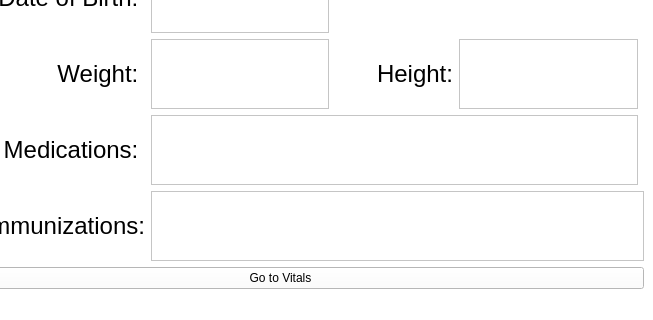
Qt form app/frontend/views/patientWindow.ui (lmitchell33/Fluid-Solutions) before a commit; both pictures show x 92 to 745 and y 295 to 615 of the 745 by 615 pixel window.
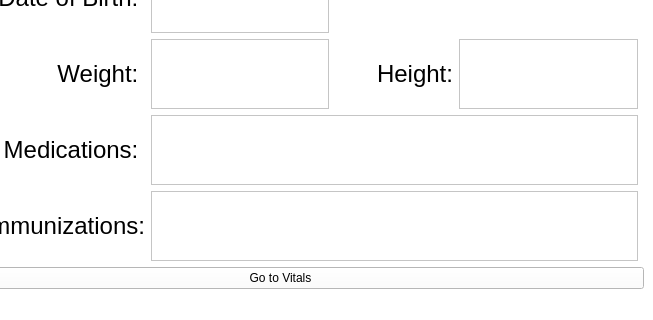
The same form after that commit.

Commit message: teeny weeny fix to layout

```diff
--- a/app/frontend/views/patientWindow.ui
+++ b/app/frontend/views/patientWindow.ui
@@ -28,25 +28,6 @@
       </property>
      </widget>
     </item>
-    <item row="7" column="1" colspan="6">
-     <widget class="QTextEdit" name="textEdit_5">
-      <property name="font">
-       <font>
-        <pointsize>18</pointsize>
-       </font>
-      </property>
-      <property name="html">
-       <string>&lt;!DOCTYPE HTML PUBLIC &quot;-//W3C//DTD HTML 4.0//EN&quot; &quot;http://www.w3.org/TR/REC-html40/strict.dtd&quot;&gt;
-&lt;html&gt;&lt;head&gt;&lt;meta name=&quot;qrichtext&quot; content=&quot;1&quot; /&gt;&lt;meta charset=&quot;utf-8&quot; /&gt;&lt;style type=&quot;text/css&quot;&gt;
-p, li { white-space: pre-wrap; }
-hr { height: 1px; border-width: 0; }
-li.unchecked::marker { content: &quot;\2610&quot;; }
-li.checked::marker { content: &quot;\2612&quot;; }
-&lt;/style&gt;&lt;/head&gt;&lt;body style=&quot; font-family:'.AppleSystemUIFont'; font-size:18pt; font-weight:400; font-style:normal;&quot;&gt;
-&lt;p style=&quot;-qt-paragraph-type:empty; margin-top:0px; margin-bottom:0px; margin-left:0px; margin-right:0px; -qt-block-indent:0; text-indent:0px; font-size:13pt;&quot;&gt;&lt;br /&gt;&lt;/p&gt;&lt;/body&gt;&lt;/html&gt;</string>
-      </property>
-     </widget>
-    </item>
     <item row="1" column="5">
      <widget class="QTextEdit" name="textEdit_10">
       <property name="font">
@@ -339,6 +320,25 @@
       </property>
      </widget>
     </item>
+    <item row="7" column="1" colspan="5">
+     <widget class="QTextEdit" name="textEdit_5">
+      <property name="font">
+       <font>
+        <pointsize>18</pointsize>
+       </font>
+      </property>
+      <property name="html">
+       <string>&lt;!DOCTYPE HTML PUBLIC &quot;-//W3C//DTD HTML 4.0//EN&quot; &quot;http://www.w3.org/TR/REC-html40/strict.dtd&quot;&gt;
+&lt;html&gt;&lt;head&gt;&lt;meta name=&quot;qrichtext&quot; content=&quot;1&quot; /&gt;&lt;meta charset=&quot;utf-8&quot; /&gt;&lt;style type=&quot;text/css&quot;&gt;
+p, li { white-space: pre-wrap; }
+hr { height: 1px; border-width: 0; }
+li.unchecked::marker { content: &quot;\2610&quot;; }
+li.checked::marker { content: &quot;\2612&quot;; }
+&lt;/style&gt;&lt;/head&gt;&lt;body style=&quot; font-family:'.AppleSystemUIFont'; font-size:18pt; font-weight:400; font-style:normal;&quot;&gt;
+&lt;p style=&quot;-qt-paragraph-type:empty; margin-top:0px; margin-bottom:0px; margin-left:0px; margin-right:0px; -qt-block-indent:0; text-indent:0px; font-size:13pt;&quot;&gt;&lt;br /&gt;&lt;/p&gt;&lt;/body&gt;&lt;/html&gt;</string>
+      </property>
+     </widget>
+    </item>
    </layout>
   </widget>
   <widget class="QMenuBar" name="menubar">
```
